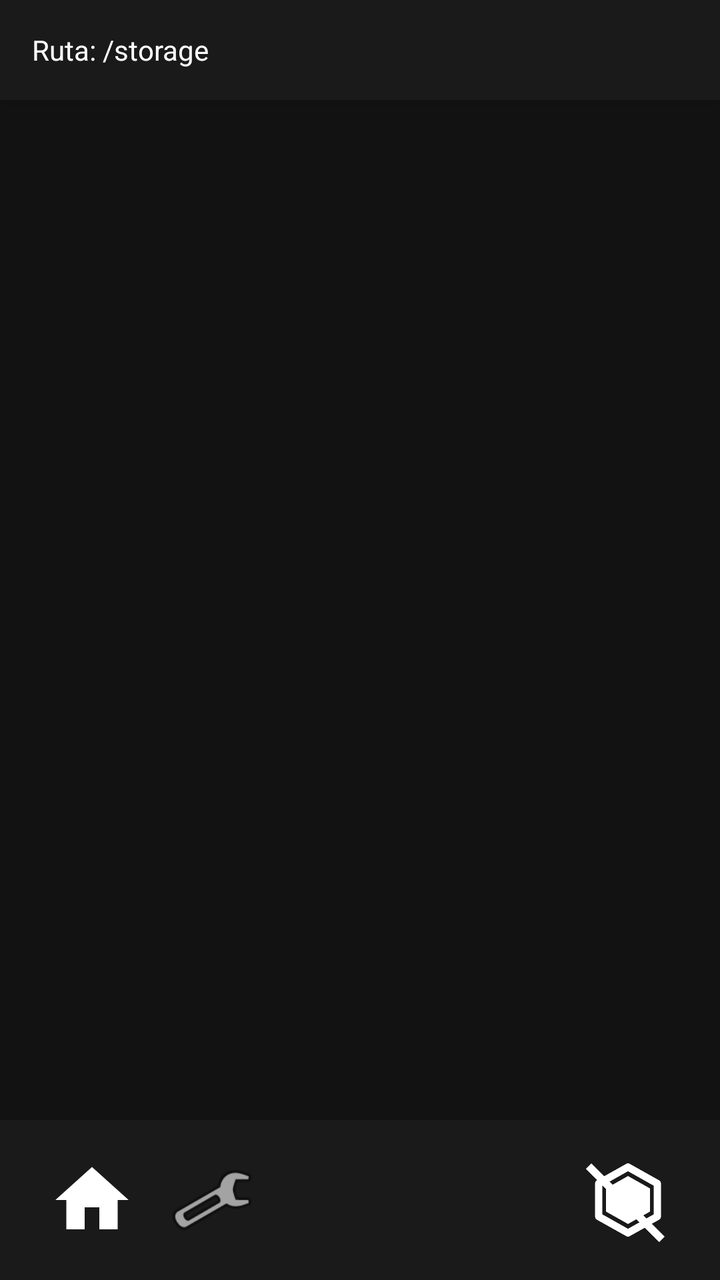
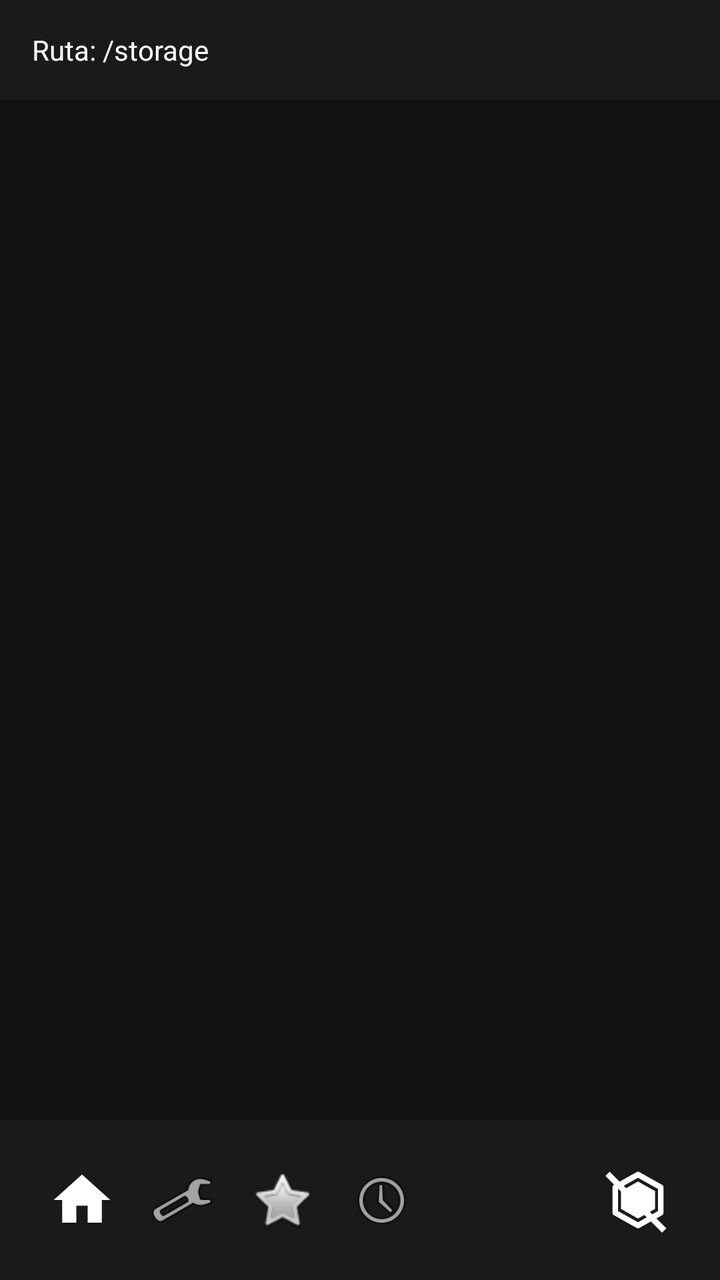

Before-and-after screenshots of an Android layout around one commit, followed by the original layout XML and the change that was made.
<!-- AndroidManifest.xml: application theme Theme.ReproVideoTreeUSB -->
<!-- res/layout/activity_main.xml -->
<?xml version="1.0" encoding="utf-8"?>
<androidx.constraintlayout.widget.ConstraintLayout
    xmlns:android="http://schemas.android.com/apk/res/android"
    xmlns:app="http://schemas.android.com/apk/res-auto"
    android:layout_width="match_parent"
    android:layout_height="match_parent"
    android:background="#121212">

    <LinearLayout
        android:id="@+id/contenedorExplorador"
        android:layout_width="0dp"
        android:layout_height="0dp"
        android:orientation="vertical"
        android:fitsSystemWindows="true"
        app:layout_constraintTop_toTopOf="parent"
        app:layout_constraintBottom_toBottomOf="parent"
        app:layout_constraintStart_toStartOf="parent"
        app:layout_constraintEnd_toEndOf="parent">

        
        <LinearLayout
            android:id="@+id/layoutBarraSuperior"
            android:layout_width="match_parent"
            android:layout_height="wrap_content"
            android:minHeight="50dp"
            android:orientation="horizontal"
            android:gravity="center_vertical"
            android:background="#1A1A1A"
            android:paddingHorizontal="16dp"
            android:elevation="4dp">

            <TextView
                android:id="@+id/txtRutaActual"
                android:layout_width="match_parent"
                android:layout_height="wrap_content"
                android:text="Ruta: /storage"
                android:textColor="#FFFFFF"
                android:textSize="14sp"
                android:singleLine="true"
                android:ellipsize="middle"
                android:gravity="center_vertical" />
        </LinearLayout>

        <ListView
            android:id="@+id/listViewArchivos"
            android:layout_width="match_parent"
            android:layout_height="0dp"
            android:layout_weight="1"
            android:padding="8dp"
            android:clipToPadding="false" />

        <LinearLayout
            android:id="@+id/layoutBarraInferior"
            android:layout_width="match_parent"
            android:layout_height="80dp"
            android:orientation="horizontal"
            android:gravity="center_vertical"
            android:background="#1A1A1A"
            android:elevation="4dp"
            android:paddingHorizontal="16dp">

            <ImageButton
                android:id="@+id/btnInicio"
                android:layout_width="60dp"
                android:layout_height="match_parent"
                android:src="@drawable/ic_home_custom"
                android:background="?android:attr/selectableItemBackground"
                android:padding="8dp"
                android:scaleType="fitCenter"
                android:contentDescription="Ir a Inicio" />

            <ImageButton
                android:id="@+id/btnConfiguracion"
                android:layout_width="60dp"
                android:layout_height="match_parent"
                android:src="@android:drawable/ic_menu_preferences"
                android:background="?android:attr/selectableItemBackground"
                android:padding="8dp"
                android:scaleType="fitCenter"
                android:contentDescription="Configuración" />

            <LinearLayout
                android:id="@+id/layoutBotonesModos"
                android:layout_width="0dp"
                android:layout_height="match_parent"
                android:layout_weight="1"
                android:orientation="horizontal"
                android:gravity="center" />

            <ImageButton
                android:id="@+id/btnScreenOff"
                android:layout_width="60dp"
                android:layout_height="match_parent"
                android:src="@drawable/ic_screen_off"
                android:background="?android:attr/selectableItemBackground"
                android:padding="8dp"
                android:scaleType="fitCenter"
                android:contentDescription="Apagar Pantalla" />
        </LinearLayout>
    </LinearLayout>

    <FrameLayout
        android:id="@+id/contenedorVideo"
        android:layout_width="0dp"
        android:layout_height="0dp"
        android:visibility="gone"
        android:background="#000000"
        app:layout_constraintTop_toTopOf="parent"
        app:layout_constraintBottom_toBottomOf="parent"
        app:layout_constraintStart_toStartOf="parent"
        app:layout_constraintEnd_toEndOf="parent">

        <androidx.media3.ui.PlayerView
            android:id="@+id/playerView"
            android:layout_width="match_parent"
            android:layout_height="match_parent"
            app:use_controller="false"
            app:surface_type="texture_view"
            android:background="#000000" />

        
        <RelativeLayout
            android:id="@+id/capaPantallaApagada"
            android:layout_width="match_parent"
            android:layout_height="match_parent"
            android:background="#000000"
            android:visibility="gone"
            android:clickable="false"
            android:focusable="false"
            android:padding="20dp">

            
            <LinearLayout
                android:layout_width="match_parent"
                android:layout_height="match_parent"
                android:orientation="horizontal"
                android:baselineAligned="false">

                
                <LinearLayout
                    android:layout_width="0dp"
                    android:layout_height="match_parent"
                    android:layout_weight="1.2"
                    android:gravity="center"
                    android:orientation="vertical"
                    android:paddingEnd="15dp">

                    <TextView
                        android:id="@+id/txtMusicTitle"
                        android:layout_width="match_parent"
                        android:layout_height="wrap_content"
                        android:text="TRACK: UNKNOWN"
                        android:textColor="#FFFFFF"
                        android:textSize="26sp"
                        android:textStyle="bold"
                        android:fontFamily="sans-serif-condensed"
                        android:textAllCaps="true"
                        android:gravity="center"
                        android:layout_marginBottom="10dp" />

                    <ImageView
                        android:id="@+id/imgAlbumArt"
                        android:layout_width="320dp"
                        android:layout_height="320dp"
                        android:src="@drawable/ic_home_custom"
                        android:scaleType="centerCrop"
                        android:background="@drawable/circle_background"
                        android:padding="4dp"
                        android:elevation="10dp" />

                    <TextView
                        android:id="@+id/txtMusicFile"
                        android:layout_width="match_parent"
                        android:layout_height="wrap_content"
                        android:layout_marginTop="10dp"
                        android:text="FILE: -"
                        android:textColor="#66FFFFFF"
                        android:textSize="12sp"
                        android:fontFamily="sans-serif-condensed-light"
                        android:gravity="center"
                        android:ellipsize="middle"
                        android:singleLine="true" />
                </LinearLayout>

                
                <RelativeLayout
                    android:layout_width="0dp"
                    android:layout_height="match_parent"
                    android:layout_weight="1.8"
                    android:paddingStart="20dp">

                    
                    <LinearLayout
                        android:layout_width="match_parent"
                        android:layout_height="wrap_content"
                        android:orientation="vertical"
                        android:layout_centerVertical="true">

                        <TextView
                            android:id="@+id/txtMusicArtist"
                            android:layout_width="wrap_content"
                            android:layout_height="wrap_content"
                            android:text="ARTIST: -"
                            android:textColor="#BBBBBB"
                            android:textSize="22sp"
                            android:fontFamily="sans-serif-condensed"
                            android:textAllCaps="true" />

                        <TextView
                            android:id="@+id/txtMusicAlbum"
                            android:layout_width="wrap_content"
                            android:layout_height="wrap_content"
                            android:layout_marginTop="8dp"
                            android:text="ALBUM: -"
                            android:textColor="#BBBBBB"
                            android:textSize="22sp"
                            android:fontFamily="sans-serif-condensed"
                            android:textAllCaps="true" />

                        <TextView
                            android:id="@+id/txtMusicYear"
                            android:layout_width="wrap_content"
                            android:layout_height="wrap_content"
                            android:layout_marginTop="8dp"
                            android:text="YEAR: -"
                            android:textColor="#BBBBBB"
                            android:textSize="22sp"
                            android:fontFamily="sans-serif-condensed"
                            android:textAllCaps="true" />

                        <TextView
                            android:id="@+id/txtMusicGenre"
                            android:layout_width="wrap_content"
                            android:layout_height="wrap_content"
                            android:layout_marginTop="8dp"
                            android:text="GENRE: -"
                            android:textColor="#BBBBBB"
                            android:textSize="22sp"
                            android:fontFamily="sans-serif-condensed"
                            android:textAllCaps="true" />

                        <TextView
                            android:id="@+id/txtMusicBitrate"
                            android:layout_width="wrap_content"
                            android:layout_height="wrap_content"
                            android:layout_marginTop="8dp"
                            android:text="BITRATE: -"
                            android:textColor="#88FFFFFF"
                            android:textSize="18sp"
                            android:fontFamily="sans-serif-condensed-light" />
                    </LinearLayout>

                    
                    <LinearLayout
                        android:id="@+id/layoutVisualizer"
                        android:layout_width="wrap_content"
                        android:layout_height="70dp"
                        android:layout_alignParentBottom="true"
                        android:layout_alignParentEnd="true"
                        android:orientation="horizontal"
                        android:gravity="bottom">
                        <View android:id="@+id/bar1" android:layout_width="8dp" android:layout_height="20dp" android:background="#BB86FC" android:layout_margin="3dp"/>
                        <View android:id="@+id/bar2" android:layout_width="8dp" android:layout_height="35dp" android:background="#BB86FC" android:layout_margin="3dp"/>
                        <View android:id="@+id/bar3" android:layout_width="8dp" android:layout_height="50dp" android:background="#BB86FC" android:layout_margin="3dp"/>
                        <View android:id="@+id/bar4" android:layout_width="8dp" android:layout_height="65dp" android:background="#BB86FC" android:layout_margin="3dp"/>
                        <View android:id="@+id/bar5" android:layout_width="8dp" android:layout_height="50dp" android:background="#BB86FC" android:layout_margin="3dp"/>
                        <View android:id="@+id/bar6" android:layout_width="8dp" android:layout_height="35dp" android:background="#BB86FC" android:layout_margin="3dp"/>
                        <View android:id="@+id/bar7" android:layout_width="8dp" android:layout_height="20dp" android:background="#BB86FC" android:layout_margin="3dp"/>
                    </LinearLayout>
                </RelativeLayout>
            </LinearLayout>

            <TextView
                android:layout_width="wrap_content"
                android:layout_height="wrap_content"
                android:layout_alignParentBottom="true"
                android:layout_centerHorizontal="true"
                android:text="AUDIO TREE PLAYER PRO"
                android:textColor="#11FFFFFF"
                android:textSize="8sp"
                android:letterSpacing="0.5" />

        </RelativeLayout>

        
        <LinearLayout
            android:id="@+id/capaZonasToque"
            android:layout_width="match_parent"
            android:layout_height="match_parent"
            android:orientation="horizontal"
            android:visibility="gone">

            <View
                android:id="@+id/zonaIzquierda"
                android:layout_width="0dp"
                android:layout_height="match_parent"
                android:layout_weight="1"
                android:background="?android:attr/selectableItemBackground" />

            <View
                android:id="@+id/zonaCentro"
                android:layout_width="0dp"
                android:layout_height="match_parent"
                android:layout_weight="1"
                android:background="?android:attr/selectableItemBackground" />

            <View
                android:id="@+id/zonaDerecha"
                android:layout_width="0dp"
                android:layout_height="match_parent"
                android:layout_weight="1"
                android:background="?android:attr/selectableItemBackground" />
        </LinearLayout>

        <TextView
            android:id="@+id/txtNombreVideo"
            android:layout_width="wrap_content"
            android:layout_height="wrap_content"
            android:layout_gravity="top|center_horizontal"
            android:layout_marginTop="20dp"
            android:textColor="#FFFFFF"
            android:textSize="20sp"
            android:padding="10dp"
            android:background="#80000000"
            android:text="Nombre del video"
            android:gravity="center"
            android:visibility="gone" />

        
        <LinearLayout
            android:id="@+id/layoutProgreso"
            android:layout_width="match_parent"
            android:layout_height="wrap_content"
            android:layout_gravity="bottom"
            android:orientation="vertical"
            android:background="#80000000"
            android:padding="8dp"
            android:visibility="gone"
            android:elevation="20dp">

            <SeekBar
                android:id="@+id/seekBarVideo"
                android:layout_width="match_parent"
                android:layout_height="wrap_content"
                android:progressTint="#FFFFFF"
                android:thumbTint="#FFFFFF" />

            <RelativeLayout
                android:layout_width="match_parent"
                android:layout_height="wrap_content"
                android:paddingStart="15dp"
                android:paddingEnd="15dp">

                <TextView
                    android:id="@+id/txtTiempoActual"
                    android:layout_width="wrap_content"
                    android:layout_height="wrap_content"
                    android:text="00:00"
                    android:textColor="#FFFFFF"
                    android:textSize="14sp" />

                <ImageButton
                    android:id="@+id/btnShuffle"
                    android:layout_width="32dp"
                    android:layout_height="32dp"
                    android:layout_centerInParent="true"
                    android:src="@drawable/ic_shuffle"
                    android:background="?android:attr/selectableItemBackgroundBorderless"
                    android:contentDescription="Aleatorio"
                    app:tint="#888888" />

                <TextView
                    android:id="@+id/txtTiempoRestante"
                    android:layout_width="wrap_content"
                    android:layout_height="wrap_content"
                    android:layout_alignParentEnd="true"
                    android:text="-00:00"
                    android:textColor="#FFFFFF"
                    android:textSize="14sp" />
            </RelativeLayout>
        </LinearLayout>

        
        <ImageView
            android:id="@+id/imgFeedback"
            android:layout_width="100dp"
            android:layout_height="100dp"
            android:layout_gravity="center"
            android:layout_marginStart="60dp"
            android:layout_marginEnd="60dp"
            android:background="@drawable/circle_background"
            android:padding="18dp"
            app:tint="#FFFFFF"
            android:visibility="gone"
            android:elevation="15dp"
            android:contentDescription="Feedback" />

        
        <ProgressBar
            android:id="@+id/pbVolumen"
            style="@android:style/Widget.ProgressBar.Horizontal"
            android:layout_width="150dp"
            android:layout_height="8dp"
            android:layout_gravity="center_vertical|start"
            android:layout_marginStart="-60dp"
            android:rotation="-90"
            android:progressTint="#2196F3"
            android:background="#44000000"
            android:visibility="gone"
            android:elevation="25dp" />

        
        <ProgressBar
            android:id="@+id/pbBrillo"
            style="@android:style/Widget.ProgressBar.Horizontal"
            android:layout_width="150dp"
            android:layout_height="8dp"
            android:layout_gravity="center_vertical|end"
            android:layout_marginEnd="-60dp"
            android:rotation="-90"
            android:progressTint="#FFC107"
            android:background="#44000000"
            android:visibility="gone"
            android:elevation="25dp" />

        
        <ImageView
            android:id="@+id/imgLockStatus"
            android:layout_width="40dp"
            android:layout_height="40dp"
            android:layout_gravity="bottom|start"
            android:layout_margin="16dp"
            android:src="@android:drawable/ic_lock_lock"
            app:tint="#80FFFFFF"
            android:visibility="gone"
            android:elevation="30dp"
            android:contentDescription="Estado de Bloqueo" />

    </FrameLayout>

</androidx.constraintlayout.widget.ConstraintLayout>
<!-- resources referenced by this layout -->
<resources>
  <!-- drawable circle_background (drawable) -->
  <?xml version="1.0" encoding="utf-8"?>
  <shape xmlns:android="http://schemas.android.com/apk/res/android"
      android:shape="oval">
      <solid android:color="#80000000" />
  </shape>
  <!-- drawable ic_home_custom (drawable) -->
  <?xml version="1.0" encoding="utf-8"?>
  <vector xmlns:android="http://schemas.android.com/apk/res/android"
      android:width="24dp"
      android:height="24dp"
      android:viewportWidth="24"
      android:viewportHeight="24">
      <path
          android:fillColor="#FFFFFF"
          android:pathData="M10,20V14H14V20H19V12H22L12,3L2,12H5V20H10Z" />
  </vector>
  <!-- drawable ic_screen_off (drawable) -->
  <?xml version="1.0" encoding="utf-8"?>
  <vector xmlns:android="http://schemas.android.com/apk/res/android"
      android:width="24dp"
      android:height="24dp"
      android:viewportWidth="24"
      android:viewportHeight="24">
      <path
          android:fillColor="#FFFFFF"
          android:pathData="M21,16.5C21,16.88 20.79,17.21 20.47,17.38L12.57,21.82C12.41,21.94 12.21,22 12,22C11.79,22 11.59,21.94 11.43,21.82L3.53,17.38C3.21,17.21 3,16.88 3,16.5V7.5C3,7.12 3.21,6.79 3.53,6.62L11.43,2.18C11.59,2.06 11.79,2 12,2C12.21,2 12.41,2.06 12.57,2.18L20.47,6.62C20.79,6.79 21,7.12 21,7.5V16.5ZM12,4.15L5,8.09V15.91L12,19.85L19,15.91V8.09L12,4.15ZM18,15.17L12,18.54L6,15.17V8.83L12,5.46L18,8.83V15.17Z" />
      <path
          android:fillColor="#FFFFFF"
          android:pathData="M2,2L22,22L20.5,23.5L0.5,3.5L2,2Z" />
  </vector>
  <!-- drawable ic_shuffle (drawable) -->
  <?xml version="1.0" encoding="utf-8"?>
  <vector xmlns:android="http://schemas.android.com/apk/res/android"
      android:width="24dp"
      android:height="24dp"
      android:viewportWidth="24"
      android:viewportHeight="24">
      <path
          android:fillColor="#FFFFFF"
          android:pathData="M10.59,9.17L5.41,4L4,5.41L9.17,10.59L10.59,9.17M14.5,4L16.54,6.04L4,18.59L5.41,20L17.96,7.46L20,9.5V4H14.5M14.83,13.41L13.42,14.82L16.55,17.95L14.5,20H20V14.5L17.96,16.54L14.83,13.41Z" />
  </vector>
  <style name="Theme.ReproVideoTreeUSB" parent="Base.Theme.ReproVideoTreeUSB" />
  <style name="Base.Theme.ReproVideoTreeUSB" parent="Theme.Material3.DayNight.NoActionBar">
          
          
      </style>
</resources>

<!-- the commit's change to res/layout/activity_main.xml (unified diff, before → after) -->
@@ -61,7 +61,7 @@
 
             <ImageButton
                 android:id="@+id/btnInicio"
-                android:layout_width="60dp"
+                android:layout_width="50dp"
                 android:layout_height="match_parent"
                 android:src="@drawable/ic_home_custom"
                 android:background="?android:attr/selectableItemBackground"
@@ -71,7 +71,7 @@
 
             <ImageButton
                 android:id="@+id/btnConfiguracion"
-                android:layout_width="60dp"
+                android:layout_width="50dp"
                 android:layout_height="match_parent"
                 android:src="@android:drawable/ic_menu_preferences"
                 android:background="?android:attr/selectableItemBackground"
@@ -79,6 +79,26 @@
                 android:scaleType="fitCenter"
                 android:contentDescription="Configuración" />
 
+            <ImageButton
+                android:id="@+id/btnFavoritos"
+                android:layout_width="50dp"
+                android:layout_height="match_parent"
+                android:src="@android:drawable/btn_star_big_off"
+                android:background="?android:attr/selectableItemBackground"
+                android:padding="8dp"
+                android:scaleType="fitCenter"
+                android:contentDescription="Favoritos" />
+
+            <ImageButton
+                android:id="@+id/btnMasVistos"
+                android:layout_width="50dp"
+                android:layout_height="match_parent"
+                android:src="@android:drawable/ic_menu_recent_history"
+                android:background="?android:attr/selectableItemBackground"
+                android:padding="8dp"
+                android:scaleType="fitCenter"
+                android:contentDescription="Más Vistos" />
+
             <LinearLayout
                 android:id="@+id/layoutBotonesModos"
                 android:layout_width="0dp"
@@ -89,7 +109,7 @@
 
             <ImageButton
                 android:id="@+id/btnScreenOff"
-                android:layout_width="60dp"
+                android:layout_width="50dp"
                 android:layout_height="match_parent"
                 android:src="@drawable/ic_screen_off"
                 android:background="?android:attr/selectableItemBackground"
@@ -359,15 +379,32 @@
                     android:textColor="#FFFFFF"
                     android:textSize="14sp" />
 
-                <ImageButton
-                    android:id="@+id/btnShuffle"
-                    android:layout_width="32dp"
-                    android:layout_height="32dp"
+                <LinearLayout
+                    android:layout_width="wrap_content"
+                    android:layout_height="wrap_content"
                     android:layout_centerInParent="true"
-                    android:src="@drawable/ic_shuffle"
-                    android:background="?android:attr/selectableItemBackgroundBorderless"
-                    android:contentDescription="Aleatorio"
-                    app:tint="#888888" />
+                    android:orientation="horizontal"
+                    android:gravity="center">
+
+                    <ImageButton
+                        android:id="@+id/btnShuffle"
+                        android:layout_width="32dp"
+                        android:layout_height="32dp"
+                        android:src="@drawable/ic_shuffle"
+                        android:background="?android:attr/selectableItemBackgroundBorderless"
+                        android:contentDescription="Aleatorio"
+                        app:tint="#888888" />
+
+                    <ImageButton
+                        android:id="@+id/btnToggleFavorito"
+                        android:layout_width="32dp"
+                        android:layout_height="32dp"
+                        android:layout_marginStart="24dp"
+                        android:src="@android:drawable/btn_star_big_off"
+                        android:background="?android:attr/selectableItemBackgroundBorderless"
+                        android:contentDescription="Favorito"
+                        app:tint="#888888" />
+                </LinearLayout>
 
                 <TextView
                     android:id="@+id/txtTiempoRestante"
